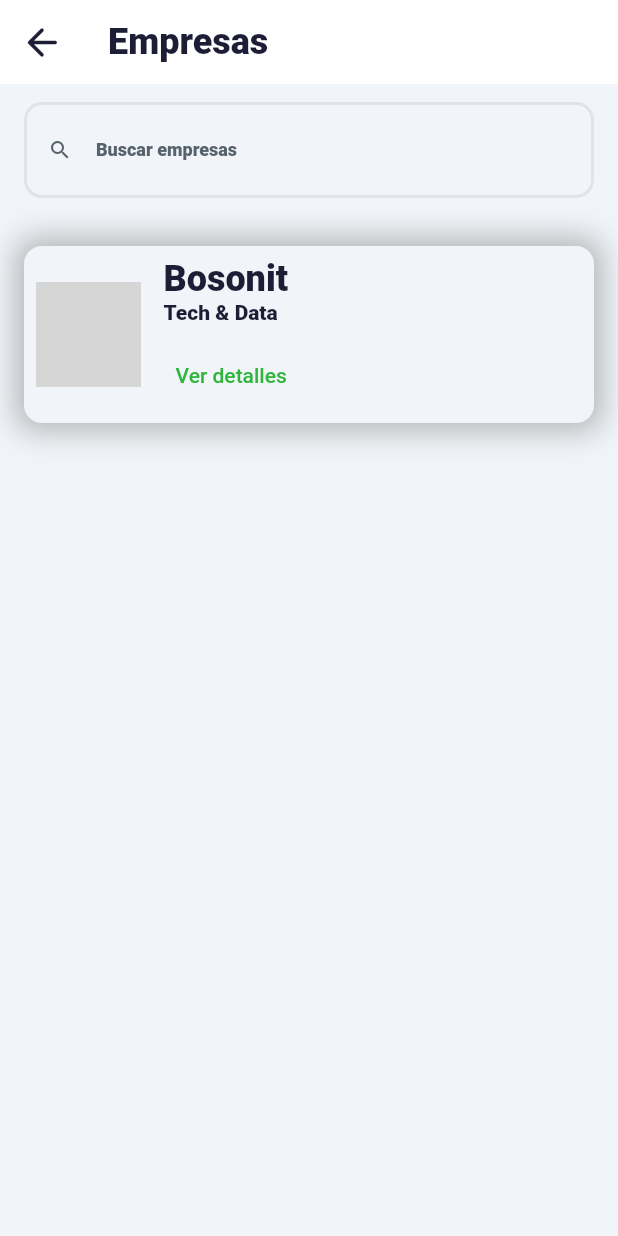
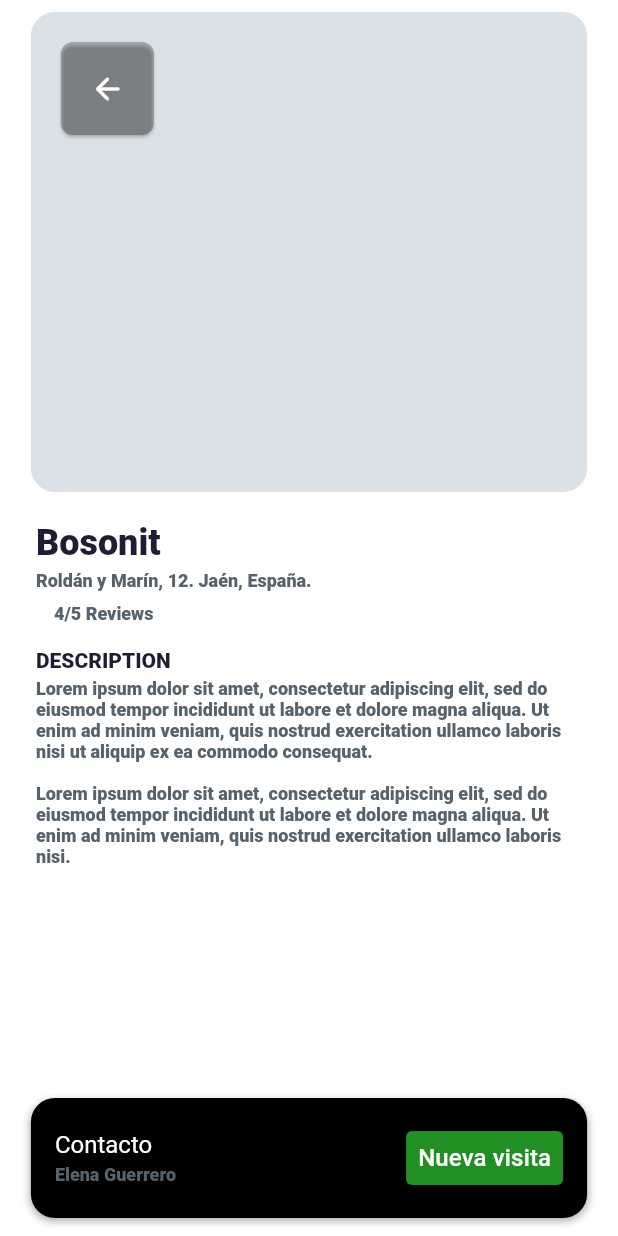
Before and after one commit to dmolina23/gestor_fct, a Flutter app: the CompaniesScreen screen opened by its route, after a tap on "Ver detalles", on a phone screen of 412 x 824 dp. Run offline on Flutter 3.47's test engine with Material 2 defaults, Android fonts, the phone set to English and light mode, and no system bars; our stand-ins replace table_calendar; network calls fail; Roboto replaces fonts that are missing (Lexend Deca, Poppins); grey boxes are pictures that could not be loaded.

Commit message:
Company detail page & button styles refactoring

```diff
--- a/lib/screens/companies/companies.dart
+++ b/lib/screens/companies/companies.dart
@@ -1,5 +1,6 @@
 import 'package:flutter/material.dart';
 import 'package:gestor_fct/constants.dart';
+import 'package:gestor_fct/screens/companyDetail/company_detail.dart';
 import 'package:gestor_fct/screens/home/home.dart';
 
 class CompaniesScreen extends StatelessWidget {
@@ -82,12 +83,12 @@ class CompaniesScreen extends StatelessWidget {
                     crossAxisAlignment: CrossAxisAlignment.start,
                     children: [
                       Padding(
-                        padding: const EdgeInsetsDirectional.fromSTEB(16, 12, 16, 0),
+                        padding:
+                            const EdgeInsetsDirectional.fromSTEB(16, 12, 16, 0),
                         child: Container(
                           width: double.infinity,
                           decoration: BoxDecoration(
-                            color:
-                                backgroundColor,
+                            color: backgroundColor,
                             boxShadow: [
                               const BoxShadow(
                                 blurRadius: 17,
@@ -98,8 +99,8 @@ class CompaniesScreen extends StatelessWidget {
                             borderRadius: BorderRadius.circular(12),
                           ),
                           child: Padding(
-                            padding:
-                                const EdgeInsetsDirectional.fromSTEB(8, 8, 12, 8),
+                            padding: const EdgeInsetsDirectional.fromSTEB(
+                                8, 8, 12, 8),
                             child: Row(
                               mainAxisSize: MainAxisSize.max,
                               crossAxisAlignment: CrossAxisAlignment.center,
@@ -124,24 +125,35 @@ class CompaniesScreen extends StatelessWidget {
                                     children: [
                                       Text(
                                         'Bosonit',
-                                        style:
-                                            Theme.of(context).textTheme.headline1,
+                                        style: Theme.of(context)
+                                            .textTheme
+                                            .headline1,
                                       ),
                                       Padding(
-                                        padding: const EdgeInsetsDirectional.fromSTEB(
-                                            0, 0, 0, 10),
+                                        padding: const EdgeInsetsDirectional
+                                            .fromSTEB(0, 0, 0, 10),
                                         child: Text(
                                           'Tech & Data',
-                                          style: Theme.of(context).textTheme
+                                          style: Theme.of(context)
+                                              .textTheme
                                               .bodyText1,
                                         ),
                                       ),
                                       TextButton(
                                         onPressed: () {
-
+                                          Navigator.push(
+                                              context,
+                                              MaterialPageRoute(
+                                                  builder: (context) =>
+                                                      const CompanyDetail(
+                                                        companyName: 'Bosonit',
+                                                      )));
                                         },
+                                        style: TextButton.styleFrom(
+                                            primary: Colors.white,
+                                            backgroundColor: Color(0xFF228F22),
+                                            shape: const StadiumBorder()),
                                         child: const Text('Ver detalles'),
-
                                       )
                                     ],
                                   ),
--- /dev/null
+++ b/lib/screens/companyDetail/company_detail.dart
@@ -0,0 +1,255 @@
+import 'dart:async';
+
+import 'package:flutter/material.dart';
+import 'package:gestor_fct/screens/home/home.dart';
+
+class CompanyDetail extends StatefulWidget {
+  const CompanyDetail({Key? key, required this.companyName}) : super(key: key);
+
+  final String companyName;
+
+  @override
+  _CompanyDetailState createState() => _CompanyDetailState();
+}
+
+class _CompanyDetailState extends State<CompanyDetail> {
+  final scaffoldKey = GlobalKey<ScaffoldState>();
+
+  @override
+  Widget build(BuildContext context) {
+    return Scaffold(
+      key: scaffoldKey,
+      resizeToAvoidBottomInset: false,
+      backgroundColor: Colors.white,
+      body: SafeArea(
+        child: Column(
+          mainAxisSize: MainAxisSize.max,
+          children: [
+            Expanded(
+              child: SingleChildScrollView(
+                child: Column(
+                  mainAxisSize: MainAxisSize.max,
+                  children: [
+                    Padding(
+                      padding: const EdgeInsetsDirectional.fromSTEB(0, 8, 0, 0),
+                      child: Row(
+                        mainAxisSize: MainAxisSize.max,
+                        mainAxisAlignment: MainAxisAlignment.center,
+                        children: [
+                          Container(
+                            width: MediaQuery.of(context).size.width * 0.9,
+                            height: 320,
+                            decoration: BoxDecoration(
+                              color: const Color(0xFFDBE2E7),
+                              borderRadius: BorderRadius.circular(16),
+                            ),
+                            child: Stack(
+                              children: [
+                                Padding(
+                                  padding: const EdgeInsetsDirectional.fromSTEB(
+                                      16, 16, 16, 16),
+                                  child: Column(
+                                    mainAxisSize: MainAxisSize.max,
+                                    children: [
+                                      Row(
+                                        mainAxisSize: MainAxisSize.max,
+                                        mainAxisAlignment:
+                                            MainAxisAlignment.spaceBetween,
+                                        children: [
+                                          Card(
+                                            clipBehavior:
+                                                Clip.antiAliasWithSaveLayer,
+                                            color: const Color(0x3A000000),
+                                            shape: RoundedRectangleBorder(
+                                              borderRadius:
+                                                  BorderRadius.circular(8),
+                                            ),
+                                            child: IconButton(
+                                              splashRadius: 30,
+                                              iconSize: 46,
+                                              icon: const Icon(
+                                                Icons.arrow_back_rounded,
+                                                color: Colors.white,
+                                                size: 24,
+                                              ),
+                                              onPressed: () async {
+                                                await Navigator.push(
+                                                  context,
+                                                  MaterialPageRoute(
+                                                    builder: (context) =>
+                                                        const HomeScreen(),
+                                                  ),
+                                                );
+                                              },
+                                            ),
+                                          ),
+                                        ],
+                                      ),
+                                    ],
+                                  ),
+                                ),
+                              ],
+                            ),
+                          ),
+                        ],
+                      ),
+                    ),
+                    Padding(
+                      padding:
+                          const EdgeInsetsDirectional.fromSTEB(24, 20, 24, 0),
+                      child: Row(
+                        mainAxisSize: MainAxisSize.max,
+                        children: [
+                          Text(
+                            'Bosonit',
+                            style: Theme.of(context).textTheme.headline1,
+                          ),
+                        ],
+                      ),
+                    ),
+                    Padding(
+                      padding:
+                          const EdgeInsetsDirectional.fromSTEB(24, 4, 24, 0),
+                      child: Row(
+                        mainAxisSize: MainAxisSize.max,
+                        children: [
+                          Text(
+                            'Roldán y Marín, 12. Jaén, España.',
+                            style: Theme.of(context).textTheme.bodyText2,
+                          ),
+                        ],
+                      ),
+                    ),
+                    Padding(
+                      padding:
+                          const EdgeInsetsDirectional.fromSTEB(24, 8, 24, 0),
+                      child: Row(
+                        mainAxisSize: MainAxisSize.max,
+                        children: [
+                          Padding(
+                            padding: const EdgeInsetsDirectional.fromSTEB(
+                                12, 0, 0, 0),
+                            child: Text(
+                              '4/5 Reviews',
+                              style: Theme.of(context).textTheme.bodyText2,
+                            ),
+                          ),
+                        ],
+                      ),
+                    ),
+                    Padding(
+                      padding:
+                          const EdgeInsetsDirectional.fromSTEB(24, 16, 24, 0),
+                      child: Row(
+                        mainAxisSize: MainAxisSize.max,
+                        children: [
+                          Text(
+                            'DESCRIPTION',
+                            style: Theme.of(context).textTheme.bodyText1,
+                          ),
+                        ],
+                      ),
+                    ),
+                    Padding(
+                      padding:
+                          const EdgeInsetsDirectional.fromSTEB(24, 4, 24, 0),
+                      child: Row(
+                        mainAxisSize: MainAxisSize.max,
+                        children: [
+                          Expanded(
+                            child: Padding(
+                              padding: const EdgeInsetsDirectional.fromSTEB(
+                                  0, 0, 0, 24),
+                              child: Text(
+                                'Lorem ipsum dolor sit amet, consectetur adipiscing elit, sed do eiusmod tempor incididunt ut labore et dolore magna aliqua. Ut enim ad minim veniam, quis nostrud exercitation ullamco laboris nisi ut aliquip ex ea commodo consequat.\n\nLorem ipsum dolor sit amet, consectetur adipiscing elit, sed do eiusmod tempor incididunt ut labore et dolore magna aliqua. Ut enim ad minim veniam, quis nostrud exercitation ullamco laboris nisi.',
+                                style: Theme.of(context).textTheme.bodyText2,
+                              ),
+                            ),
+                          ),
+                        ],
+                      ),
+                    ),
+                  ],
+                ),
+              ),
+            ),
+            Padding(
+              padding: const EdgeInsetsDirectional.fromSTEB(0, 0, 0, 12),
+              child: Container(
+                width: MediaQuery.of(context).size.width * 0.9,
+                decoration: BoxDecoration(
+                  color: Colors.black,
+                  boxShadow: const [
+                    BoxShadow(
+                      blurRadius: 4,
+                      color: Color(0x55000000),
+                      offset: Offset(0, 2),
+                    )
+                  ],
+                  borderRadius: BorderRadius.circular(16),
+                ),
+                child: Padding(
+                  padding: const EdgeInsetsDirectional.fromSTEB(16, 16, 16, 16),
+                  child: Row(
+                    mainAxisSize: MainAxisSize.max,
+                    mainAxisAlignment: MainAxisAlignment.spaceBetween,
+                    children: [
+                      Column(
+                        mainAxisSize: MainAxisSize.max,
+                        mainAxisAlignment: MainAxisAlignment.center,
+                        crossAxisAlignment: CrossAxisAlignment.start,
+                        children: [
+                          Row(
+                            mainAxisSize: MainAxisSize.max,
+                            children: [
+                              Text(
+                                'Contacto',
+                                style: Theme.of(context)
+                                    .textTheme
+                                    .subtitle1!
+                                    .copyWith(
+                                      fontFamily: 'Poppins',
+                                      color: Colors.white,
+                                    ),
+                              ),
+                            ],
+                          ),
+                          Padding(
+                            padding: const EdgeInsetsDirectional.fromSTEB(
+                                0, 4, 0, 0),
+                            child: Text(
+                              'Elena Guerrero',
+                              style: Theme.of(context).textTheme.bodyText2,
+                            ),
+                          ),
+                        ],
+                      ),
+                      TextButton(
+                        onPressed: () {},
+                        style: TextButton.styleFrom(
+                            primary: Colors.white,
+                            backgroundColor: Color(0xFF228F22),
+                            textStyle: Theme.of(context)
+                                .textTheme
+                                .subtitle2!
+                                .copyWith(
+                                    fontFamily: 'Lexend Deca',
+                                    color: Colors.white,
+                                    fontSize: 16,
+                                    fontWeight: FontWeight.w500),
+                            elevation: 3),
+                        child: const Text(
+                          'Nueva visita',
+                        ),
+                      ),
+                    ],
+                  ),
+                ),
+              ),
+            ),
+          ],
+        ),
+      ),
+    );
+  }
+}
--- a/lib/screens/home/components/company_card.dart
+++ b/lib/screens/home/components/company_card.dart
@@ -1,5 +1,5 @@
 import 'package:flutter/material.dart';
-
+import 'package:gestor_fct/screens/companyDetail/company_detail.dart';
 
 class CompanyCard extends StatelessWidget {
   const CompanyCard({Key? key}) : super(key: key);
@@ -51,7 +51,18 @@ class CompanyCard extends StatelessWidget {
                   Padding(
                     padding: const EdgeInsetsDirectional.fromSTEB(0, 14, 0, 0),
                     child: TextButton(
-                      onPressed: () {},
+                      onPressed: () {
+                        Navigator.push(
+                            context,
+                            MaterialPageRoute(
+                                builder: (context) => const CompanyDetail(
+                                      companyName: 'Bosonit',
+                                    )));
+                      },
+                      style: TextButton.styleFrom(
+                          primary: Colors.white,
+                          backgroundColor: const Color(0xFF228F22),
+                          shape: const StadiumBorder()),
                       child: const Text("Ver detalles"),
                     ),
                   ),
--- a/lib/screens/students/students.dart
+++ b/lib/screens/students/students.dart
@@ -129,6 +129,11 @@ class StudentsScreen extends StatelessWidget {
                                       ),
                                       TextButton(
                                         onPressed: () {},
+                                        style: TextButton.styleFrom(
+                                            primary: Colors.white,
+                                            backgroundColor:
+                                                const Color(0xFF228F22),
+                                            shape: const StadiumBorder()),
                                         child: const Text('Ver detalles'),
                                       )
                                     ],
```
